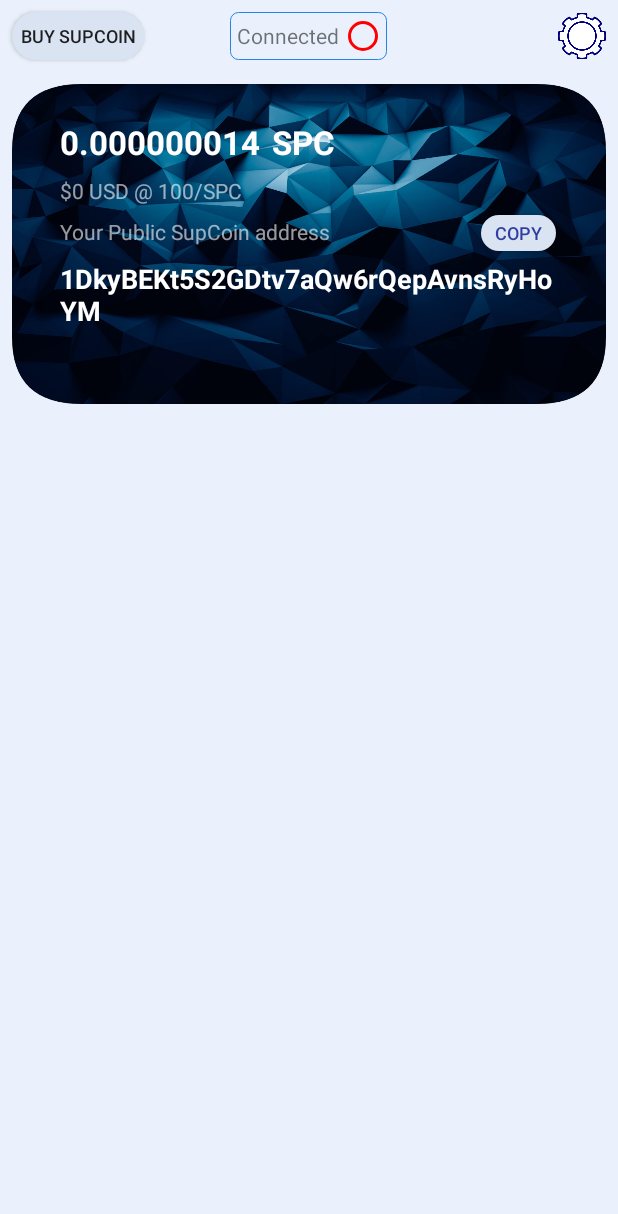
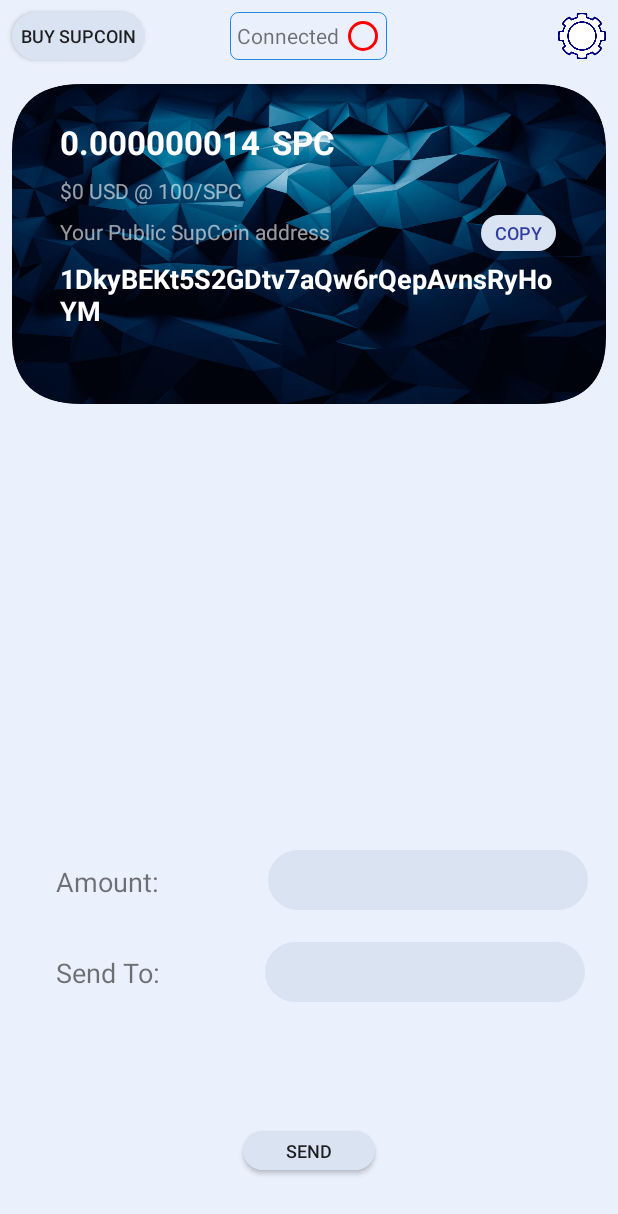
Before and after one commit to ismaiiil/SupWallet, an Android app: the screen it shows after launch (MainActivity), on a phone screen of 412 x 824 dp. Shown: the top 1214 px of the screen. Run offline under Robolectric (Android 15) with nearby library versions, the phone set to English and light mode, and no system bars; libraries missing offline, so code that uses them is left out: com.supinfo.shared, org.spongycastle.jce; Roboto replaces fonts that are not available here; 5 statements that could not run were skipped.

```diff
--- a/app/src/main/java/com/supinfo/supwallet/Controller/MainActivity.java
+++ b/app/src/main/java/com/supinfo/supwallet/Controller/MainActivity.java
@@ -7,16 +7,24 @@ import android.os.Handler;
 import android.view.View;
 import android.view.animation.Animation;
 import android.view.animation.AnimationUtils;
+import android.widget.Button;
+import android.widget.EditText;
 import android.widget.ImageButton;
 import android.widget.ImageView;
 import android.widget.PopupMenu;
 import android.widget.RadioButton;
 import android.widget.TextView;
 
+import com.supinfo.shared.transaction.TransactionOutput;
 import com.supinfo.supwallet.Model.ENV;
 import com.supinfo.supwallet.Model.Network.TCPMessageOperations;
 import com.supinfo.supwallet.Model.Utils.AndroidStringUtil;
+import com.supinfo.supwallet.Model.transactionHelpers.TransactionOperations;
 import com.supinfo.supwallet.R;
+
+import java.math.BigDecimal;
+import java.security.PublicKey;
+import java.util.ArrayList;
 
 import static android.graphics.Color.GREEN;
 import static android.graphics.Color.RED;
@@ -26,8 +34,12 @@ public class MainActivity extends BaseActivity {
     private ImageButton settingsBtn;
     private RadioButton isConnectedRadio;
     private TextView publicKeyText;
+    private TextView balanceText;
     private Handler handler;
     private Runnable runnableCode;
+    private EditText amountEditText;
+    private EditText sendToEditText;
+    private Button sendButton;
 
 
     @Override
@@ -41,6 +53,7 @@ public class MainActivity extends BaseActivity {
             @Override
             public void run() {
                 setConnectedStatus();
+                setUTXOS();
                 handler.postDelayed(this, 20000);
             }
         };
@@ -52,6 +65,31 @@ public class MainActivity extends BaseActivity {
         isConnectedRadio.setButtonTintList(colorStateList);
         isConnectedRadio.setChecked(false);
         publicKeyText.setText(AndroidStringUtil.getStringFromKey(ENV.wallet.getPublic()));
+        sendButton = findViewById(R.id.send_button);
+        sendButton.setOnClickListener(v -> {
+            //(sendToEditText!=null&&amountEditText!=null)&&
+            if((sendToEditText.getText().toString().isEmpty() || amountEditText.getText().toString().isEmpty())){
+                showSnack(v,"Please input valid publicKey and coin amount!");
+
+            }else{
+                PublicKey recipientKey = null;
+                BigDecimal amount = new BigDecimal(0);
+                try{
+                    recipientKey = AndroidStringUtil.getPublicKeyFromString(sendToEditText.getText().toString());
+                    amount = new BigDecimal(amountEditText.getText().toString());
+
+                }catch (Exception e){
+                    showSnack(v,"Please input valid publicKey and coin amount!\"!");
+                }
+                if(recipientKey != null){
+                    TransactionOperations.sendCoins(amount, recipientKey, (response, error) -> showSnack(v,response));
+                }
+
+
+
+            }
+
+        });
 
     }
 
@@ -59,6 +97,10 @@ public class MainActivity extends BaseActivity {
         settingsBtn = findViewById(R.id.settings_button);
         isConnectedRadio = findViewById(R.id.is_connected_radio);
         publicKeyText = findViewById(R.id.public_key_textView);
+        balanceText = findViewById(R.id.balance_textView);
+        sendToEditText =findViewById(R.id.send_to_edit_text);
+        amountEditText = findViewById(R.id.amount_to_buy_edit_text);
+
     }
 
 
@@ -107,6 +149,31 @@ public class MainActivity extends BaseActivity {
         handler.removeCallbacks(runnableCode);
     }
 
+    private void setUTXOS(){
+        TCPMessageOperations.getUTXOS((response, error) -> {
+            if(error == null){
+                ENV.userUTXOs = (ArrayList<TransactionOutput>) response.clone();
+                runOnUiThread(new Runnable() {
+                    @Override
+                    public void run() {
+                        BigDecimal sum = new BigDecimal(0);
+                        for (TransactionOutput tout:response) {
+                            sum = sum.add(tout.value);
+                        }
+                        balanceText.setText(sum.toString());
+                    }
+                });
+            }else{
+                runOnUiThread(new Runnable() {
+                    @Override
+                    public void run() {
+                        balanceText.setText("Balance Unavailable");
+                    }
+                });
+            }
+        });
+    }
+
     private void setConnectedStatus(){
         TCPMessageOperations.getLatency(ENV.connectedIp, (response, error) -> {
             if(error == null){
@@ -122,4 +189,5 @@ public class MainActivity extends BaseActivity {
             }
         });
     }
+
 }
--- a/app/src/main/java/com/supinfo/supwallet/Model/ENV.java
+++ b/app/src/main/java/com/supinfo/supwallet/Model/ENV.java
@@ -17,16 +17,6 @@ public class ENV {
     public static KeyPair wallet;
     public static String defaultBootNode = "192.168.100.6"; //18.139.62.95 192.168.100.2
     public static String connectedIp = "";
-    public static HashMap<String, TransactionOutput> userUTXOs  = new HashMap<>(); //these are incoming txns that havent been used a inputs yet
-    public static HashMap<String, TransactionOutput> lockedUTXOs  = new HashMap<>(); //these txouts that we might  have used for a txn and for performance reasons we dnt want the user to use it again
-    //to be clear it is possible for anyone to double spend a UTXO, however once the miner sees there is a double spend the second one will be discarded,
-    //we are just using this locked UTXOs for better User X
-    //whenever he uses a UTXO part of his balance (UTXO value) gets blocked and placed in the locked UTXOS until the transaction is mined
-    //whenever his txns is mined his data must be updated, the wallet will keep some sort of reference to which block it was last synced,
-    //and will try to sync from the new part of the blockchain instead of loading the whole blockchain, we can just send the pending transactions periodically
-    //to be scanned on the blockchain so that we can update the cache on the wallet
+    public static ArrayList<TransactionOutput> userUTXOs  = new ArrayList<>(); //these are incoming txns that havent been used a inputs yet
     public static ArrayList<Transaction> pendingIncomingTransactions = new ArrayList<>();
-    public static ArrayList<Transaction> pendingOutgoingTransactions = new ArrayList<>();
-    public static ArrayList<Transaction> confirmedIncomingTransactions = new ArrayList<>();
-    public static ArrayList<Transaction> confirmedOutgoingransactions = new ArrayList<>();
 }
--- a/app/src/main/java/com/supinfo/supwallet/Model/Network/TCPMessageOperations.java
+++ b/app/src/main/java/com/supinfo/supwallet/Model/Network/TCPMessageOperations.java
@@ -2,6 +2,7 @@ package com.supinfo.supwallet.Model.Network;
 
 import com.supinfo.shared.Network.TCPMessage;
 import com.supinfo.shared.Network.TCPMessageType;
+import com.supinfo.shared.transaction.TransactionOutput;
 import com.supinfo.supwallet.Model.ENV;
 import com.supinfo.supwallet.Model.Utils.CompletionHandler;
 import com.supinfo.supwallet.Presenter.Adapters.IpRowModel;
@@ -69,4 +70,19 @@ public class TCPMessageOperations {
 
         });
     }
+
+    public static void getUTXOS( CompletionHandler<ArrayList<TransactionOutput>> utxoList){
+        TCPMessage m = new TCPMessage<>(TCPMessageType.WALLET_FETCH_UTXOS,ENV.wallet.getPublic());
+        new TCPMessagePoller(m, ENV.connectedIp, ENV.portNumber, ENV.defaultPollTimeout, (response,error) -> {
+            if (error == null) {
+                ArrayList<TransactionOutput> utxos = (ArrayList<TransactionOutput>) response.getData();
+                utxoList.onResponse(utxos,null);
+            }else{
+                utxoList.onResponse(null,error);
+            }
+
+
+        }).start();
+
+    }
 }
--- a/app/src/main/res/layout/activity_main.xml
+++ b/app/src/main/res/layout/activity_main.xml
@@ -4,10 +4,69 @@
     xmlns:tools="http://schemas.android.com/tools"
     android:layout_width="match_parent"
     android:layout_height="match_parent"
-
+    android:id="@+id/root_main"
     android:background="@color/light_blue"
     tools:context=".Controller.MainActivity">
 
+
+    <TextView
+        android:id="@+id/amount_text"
+        android:layout_width="wrap_content"
+        android:layout_height="wrap_content"
+
+        android:layout_above="@+id/send_button"
+        android:layout_alignTop="@+id/network_settings_layout"
+        android:layout_alignParentStart="true"
+        android:layout_marginStart="37dp"
+        android:layout_marginTop="98dp"
+        android:layout_marginEnd="17dp"
+        android:layout_marginBottom="154dp"
+        android:layout_toStartOf="@+id/send_to_edit_text"
+        android:text="Amount:"
+        android:textSize="@dimen/text_size_18sp" />
+
+    <EditText
+        android:id="@+id/amount_edit_text"
+        android:layout_width="wrap_content"
+        android:layout_height="@dimen/dimen_40dp"
+        android:layout_above="@+id/send_button"
+        android:layout_alignParentEnd="true"
+        android:layout_marginEnd="20dp"
+        android:layout_marginBottom="147dp"
+        android:background="@drawable/rounder_grey_blue"
+        android:digits="0123456789."
+        android:ems="10"
+        android:inputType="phone"
+        android:textAlignment="center" />
+
+    <EditText
+        android:id="@+id/send_to_edit_text"
+        android:layout_width="wrap_content"
+        android:layout_height="@dimen/dimen_40dp"
+        android:layout_above="@+id/send_button"
+        android:layout_alignParentEnd="true"
+        android:layout_marginEnd="22dp"
+        android:layout_marginBottom="86dp"
+        android:background="@drawable/rounder_grey_blue"
+        android:ems="10"
+        android:inputType="textPersonName"
+        android:textAlignment="center" />
+
+    <TextView
+        android:id="@+id/send_to_text"
+        android:layout_width="122dp"
+        android:layout_height="wrap_content"
+
+        android:layout_above="@+id/send_button"
+        android:layout_alignTop="@+id/network_settings_layout"
+        android:layout_alignParentStart="true"
+        android:layout_marginStart="37dp"
+        android:layout_marginTop="98dp"
+        android:layout_marginEnd="17dp"
+        android:layout_marginBottom="93dp"
+        android:layout_toStartOf="@+id/send_to_edit_text"
+        android:text="Send To:"
+        android:textSize="@dimen/text_size_18sp" />
 
     <RelativeLayout
         android:id="@+id/status_layout"
@@ -180,4 +239,18 @@
         android:textAllCaps="false"
         android:textSize="12sp"
         android:onClick="buy_button_clicked"/>
+
+    <Button
+        android:id="@+id/send_button"
+        android:layout_width="wrap_content"
+        android:layout_height="26dp"
+        android:layout_centerHorizontal="true"
+        android:layout_alignParentBottom="true"
+        android:layout_marginBottom="44dp"
+        android:background="@drawable/rounder_grey_blue"
+        android:fontFamily="sans-serif-medium"
+        android:text="@string/send"
+        android:textAllCaps="false"
+        android:textSize="12sp" />
+
 </RelativeLayout>
--- a/app/src/main/res/values/strings.xml
+++ b/app/src/main/res/values/strings.xml
@@ -38,4 +38,5 @@
     <string name="change_node">Change Node</string>
     <string name="amount_to_buy">Amount To Buy:</string>
     <string name="nil">nil</string>
+    <string name="send">SEND</string>
 </resources>
```
Also changed, not shown: app/src/main/java/com/supinfo/supwallet/Model/Utils/AndroidStringUtil.java (+45 -1 lines), app/src/main/java/com/supinfo/supwallet/Model/transactionHelpers/TransactionOperations.java (+59 -0 lines).
